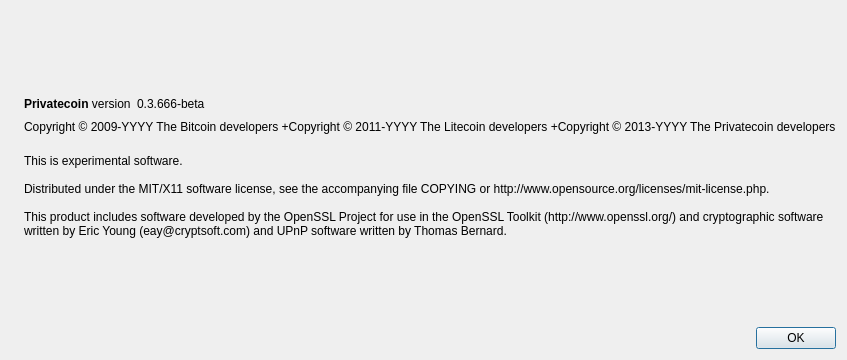
Qt form src/qt/forms/aboutdialog.ui (privatecoin/privatecoin) before a commit.
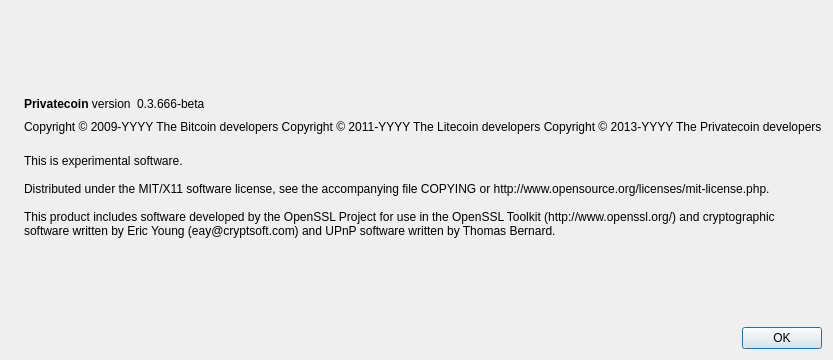
The same form after that commit. Icons and pictures are not drawn.

Diff of the .ui file:
```diff
--- a/src/qt/forms/aboutdialog.ui
+++ b/src/qt/forms/aboutdialog.ui
@@ -92,8 +92,8 @@
        </property>
        <property name="text">
         <string notr="true">Copyright &amp;copy; 2009-YYYY The Bitcoin developers
-        +Copyright &amp;copy; 2011-YYYY The Litecoin developers
-        +Copyright &amp;copy; 2013-YYYY The Privatecoin developers</string>
+Copyright &amp;copy; 2011-YYYY The Litecoin developers
+Copyright &amp;copy; 2013-YYYY The Privatecoin developers</string>
        </property>
        <property name="textFormat">
         <enum>Qt::RichText</enum>
```
